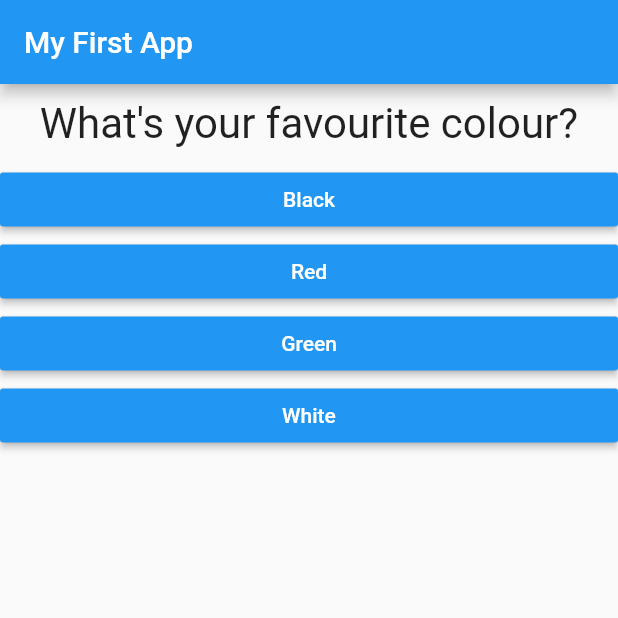
After one commit to adogbeji/First-App, a Flutter app: the screen it shows after launch, on a phone screen of 412 x 824 dp, the top half of it. The commit adds this screen. Run offline on Flutter 3.47's test engine with Material 2 defaults, Android fonts, the phone set to English and light mode, and no system bars.

Commit message:
Split quiz into separate widgets

```diff
--- a/lib/main.dart
+++ b/lib/main.dart
@@ -1,7 +1,7 @@
 import 'package:flutter/material.dart';
 
-import './questions.dart';
-import './answer.dart';
+import './quiz.dart';
+import './result.dart';
 
 void main() {
   runApp(MyApp()); //runApp is a Function provided by Flutter in material.dart
@@ -15,7 +15,7 @@ class MyApp extends StatefulWidget {
 }
 
 class _MyAppState extends State<MyApp> {
-  final questions = const [
+  final _questions = const [
     {
       'questionText': 'What\'s your favourite colour?',
       'answers': ['Black', 'Red', 'Green', 'White'],
@@ -38,7 +38,7 @@ class _MyAppState extends State<MyApp> {
     });
     print(_questionIndex);
 
-    if (_questionIndex < questions.length) {
+    if (_questionIndex < _questions.length) {
       // Perform 'if-check' after changing index value
       print('We have more questions');
     } else {
@@ -53,21 +53,13 @@ class _MyAppState extends State<MyApp> {
         appBar: AppBar(
           title: Text('My First App'),
         ),
-        body: _questionIndex < questions.length
-            ? Column(
-                children: [
-                  Question(
-                    questions[_questionIndex]['questionText'],
-                  ),
-                  ...(questions[_questionIndex]['answers'] as List<String>)
-                      .map((answer) {
-                    return Answer(_answerQuestion, answer);
-                  }).toList()
-                ],
+        body: _questionIndex < _questions.length
+            ? Quiz(
+                answerQuestion: _answerQuestion,
+                questionIndex: _questionIndex,
+                questions: _questions,
               )
-            : Center(
-                child: Text('You did it!'),
-              ),
+            : Result(),
       ),
     ); //MaterialApp is a widget provided by Flutter that helps render widgets as app on screen.
   }
--- /dev/null
+++ b/lib/quiz.dart
@@ -0,0 +1,29 @@
+import 'package:flutter/material.dart';
+
+import './questions.dart';
+import './answer.dart';
+
+class Quiz extends StatelessWidget {
+  final List<Map<String, Object>> questions;
+  final int questionIndex;
+  final Function answerQuestion;
+
+  Quiz(
+      {@required this.questions,
+      @required this.answerQuestion,
+      @required this.questionIndex});
+
+  @override
+  Widget build(BuildContext context) {
+    return Column(
+      children: [
+        Question(
+          questions[questionIndex]['questionText'],
+        ),
+        ...(questions[questionIndex]['answers'] as List<String>).map((answer) {
+          return Answer(answerQuestion, answer);
+        }).toList()
+      ],
+    );
+  }
+}
```
Also changed, not shown: lib/result.dart (added, +10 -0 lines), pubspec.lock.
